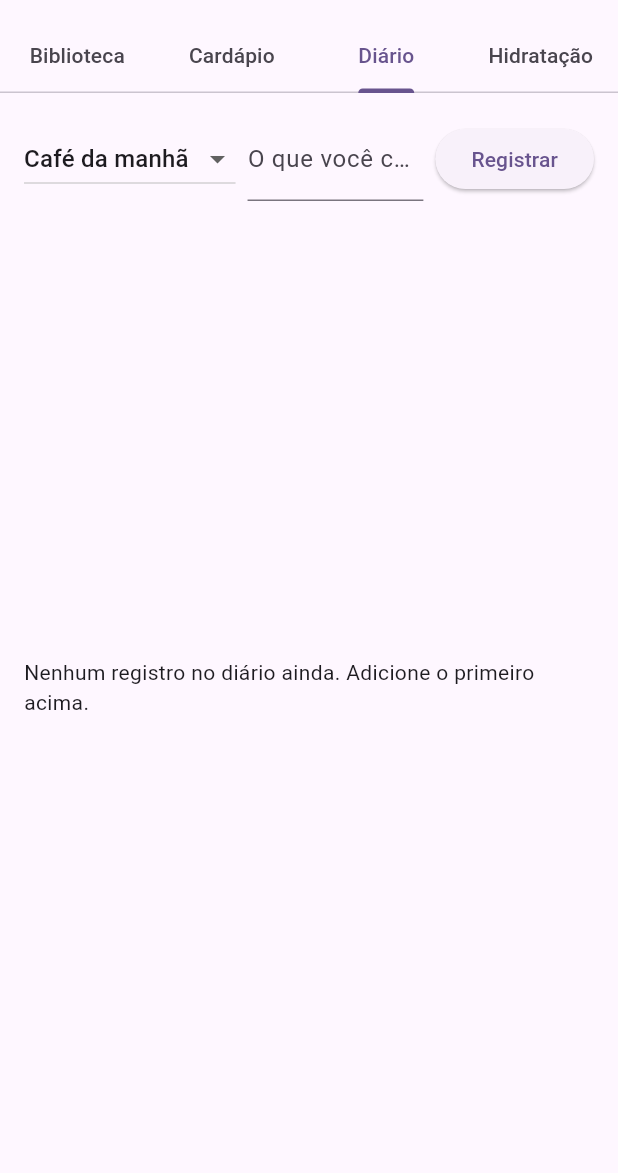
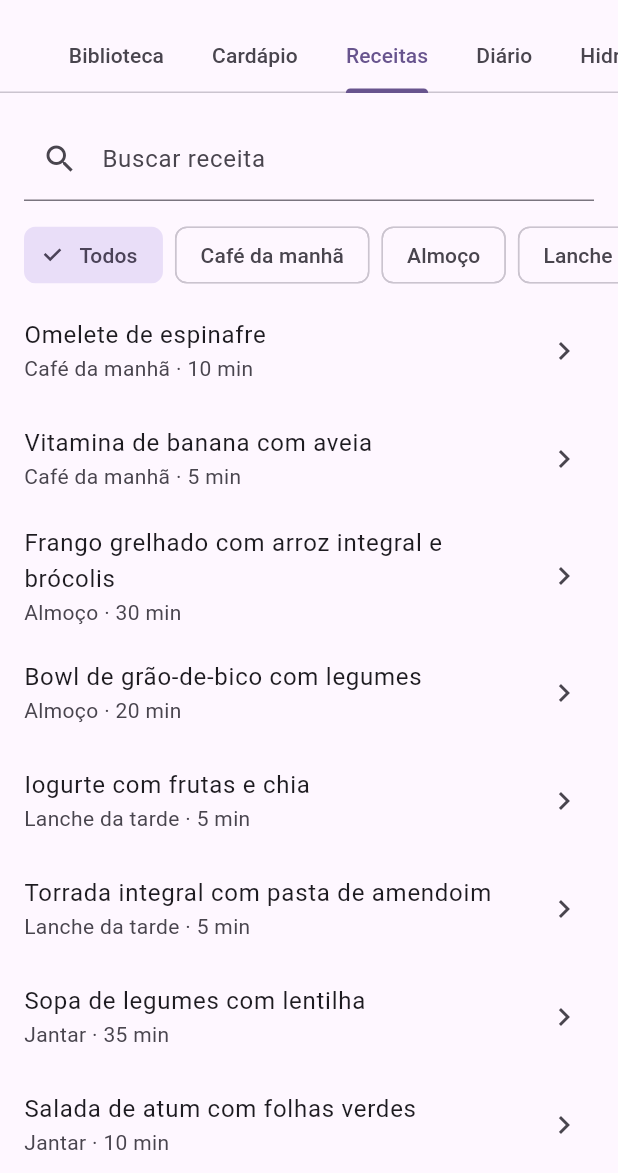
Before and after one commit to projetosales17-cloud/app-personal-trainer, a Flutter app: the AlimentacaoScreen screen opened directly, tab 3 chosen, on a phone screen of 412 x 824 dp, the part 63-1236 px from its top. Run offline on Flutter 3.47's test engine with Material 3 defaults, Android fonts, the phone set to English and light mode, and no system bars; our stand-ins replace shared_preferences; accounts and stored records are empty.

Commit message:
Adiciona biblioteca de receitas em Alimentação (#17)
Biblioteca v1 com 8 receitas (2 por tipo de refeição: café da manhã,
almoço, lanche da tarde, jantar), busca por palavra-chave + filtro por
tipo de refeição + filtro automático pelas restrições da anamnese,
mesmo padrão de BibliotecaAlimentosRepository. Sem informação
calórica, como o resto de Alimentação na v1.

AlimentacaoScreen ganha a aba "Receitas" (5 abas agora; TabBar virou
scrollable pra caber). Suplementação continua de fora — precisa de
validação de nutricionista antes de virar conteúdo real.

Bug pego no desenvolvimento: ReceitasView tem TextField de busca, então
precisa de um Scaffold ancestral nos testes isolados (mesmo problema já
visto com RegistroMedidasView/RegistroPesoView) — corrigido envolvendo
os testes em Scaffold.

Co-authored-by: projetosales17-cloud <projetosales17-cloud@users.noreply.github.com>

```diff
--- /dev/null
+++ b/lib/data/biblioteca_receitas.dart
@@ -0,0 +1,135 @@
+import '../models/receita.dart';
+
+/// Biblioteca v1 de receitas: 2 por tipo de refeição, como ponto de
+/// partida (ver briefing do produto — a expansão é esperada em versões
+/// futuras).
+const bibliotecaReceitas = <Receita>[
+  // Café da manhã
+  Receita(
+    id: 'omelete-de-espinafre',
+    titulo: 'Omelete de espinafre',
+    tipoRefeicao: TipoRefeicao.cafeDaManha,
+    tempoPreparoMinutos: 10,
+    porcoes: 1,
+    ingredientes: ['2 ovos', '1 punhado de espinafre picado', 'sal a gosto', '1 fio de azeite'],
+    modoPreparo:
+        'Bata os ovos com o sal. Aqueça o azeite em uma frigideira e refogue o '
+        'espinafre por 1 minuto. Adicione os ovos batidos e cozinhe em fogo '
+        'baixo até firmar, dobrando ao meio antes de servir.',
+    vegano: false,
+  ),
+  Receita(
+    id: 'vitamina-de-banana-com-aveia',
+    titulo: 'Vitamina de banana com aveia',
+    tipoRefeicao: TipoRefeicao.cafeDaManha,
+    tempoPreparoMinutos: 5,
+    porcoes: 1,
+    ingredientes: [
+      '1 banana',
+      '2 colheres de sopa de aveia em flocos',
+      '1 copo de bebida vegetal (ou leite comum, se preferir)',
+    ],
+    modoPreparo: 'Bata todos os ingredientes no liquidificador até ficar homogêneo. Sirva gelado.',
+  ),
+
+  // Almoço
+  Receita(
+    id: 'frango-arroz-integral-brocolis',
+    titulo: 'Frango grelhado com arroz integral e brócolis',
+    tipoRefeicao: TipoRefeicao.almoco,
+    tempoPreparoMinutos: 30,
+    porcoes: 2,
+    ingredientes: [
+      '2 filés de peito de frango',
+      '1 xícara de arroz integral cru',
+      '1 xícara de brócolis em floretes',
+      'sal, alho e azeite a gosto',
+    ],
+    modoPreparo:
+        'Tempere o frango com sal e alho e grelhe até dourar dos dois lados. '
+        'Cozinhe o arroz integral conforme instruções da embalagem. Cozinhe o '
+        'brócolis no vapor por 5 minutos. Sirva tudo junto.',
+    vegetariano: false,
+    vegano: false,
+  ),
+  Receita(
+    id: 'bowl-grao-de-bico-legumes',
+    titulo: 'Bowl de grão-de-bico com legumes',
+    tipoRefeicao: TipoRefeicao.almoco,
+    tempoPreparoMinutos: 20,
+    porcoes: 2,
+    ingredientes: [
+      '1 xícara de grão-de-bico cozido',
+      '1 cenoura ralada',
+      '1/2 abobrinha em cubos grelhados',
+      'azeite, limão e sal a gosto',
+    ],
+    modoPreparo:
+        'Grelhe a abobrinha em cubos até dourar. Misture com o grão-de-bico e '
+        'a cenoura ralada em uma tigela. Tempere com azeite, limão e sal.',
+  ),
+
+  // Lanche da tarde
+  Receita(
+    id: 'iogurte-com-frutas-e-chia',
+    titulo: 'Iogurte com frutas e chia',
+    tipoRefeicao: TipoRefeicao.lancheDaTarde,
+    tempoPreparoMinutos: 5,
+    porcoes: 1,
+    ingredientes: [
+      '1 pote de iogurte natural (ou iogurte vegetal, se preferir)',
+      '1/2 xícara de morangos picados',
+      '1 colher de sopa de chia',
+    ],
+    modoPreparo: 'Misture o iogurte com os morangos picados e finalize com a chia por cima.',
+    contemLactose: true,
+    vegano: false,
+  ),
+  Receita(
+    id: 'torrada-integral-pasta-de-amendoim',
+    titulo: 'Torrada integral com pasta de amendoim',
+    tipoRefeicao: TipoRefeicao.lancheDaTarde,
+    tempoPreparoMinutos: 5,
+    porcoes: 1,
+    ingredientes: ['2 fatias de pão integral', '1 colher de sopa de pasta de amendoim integral'],
+    modoPreparo: 'Toste o pão e espalhe a pasta de amendoim por cima.',
+    contemGluten: true,
+  ),
+
+  // Jantar
+  Receita(
+    id: 'sopa-de-legumes-com-lentilha',
+    titulo: 'Sopa de legumes com lentilha',
+    tipoRefeicao: TipoRefeicao.jantar,
+    tempoPreparoMinutos: 35,
+    porcoes: 2,
+    ingredientes: [
+      '1 xícara de lentilha crua',
+      '1 cenoura em cubos',
+      '1 abobrinha em cubos',
+      'sal e temperos a gosto',
+      'água suficiente para cobrir',
+    ],
+    modoPreparo:
+        'Refogue os legumes rapidamente, adicione a lentilha e água suficiente '
+        'para cobrir tudo. Cozinhe em fogo médio até a lentilha ficar macia, '
+        'cerca de 25 minutos. Ajuste o sal e os temperos ao final.',
+  ),
+  Receita(
+    id: 'salada-de-atum-com-folhas-verdes',
+    titulo: 'Salada de atum com folhas verdes',
+    tipoRefeicao: TipoRefeicao.jantar,
+    tempoPreparoMinutos: 10,
+    porcoes: 1,
+    ingredientes: [
+      '1 lata de atum em água',
+      'folhas verdes a gosto (alface, rúcula ou espinafre)',
+      '1 tomate em rodelas',
+      'azeite e limão a gosto',
+    ],
+    modoPreparo: 'Monte as folhas e o tomate em um prato, adicione o atum escorrido por cima e '
+        'tempere com azeite e limão.',
+    vegetariano: false,
+    vegano: false,
+  ),
+];
--- /dev/null
+++ b/lib/models/receita.dart
@@ -0,0 +1,41 @@
+enum TipoRefeicao { cafeDaManha, almoco, lancheDaTarde, jantar }
+
+extension TipoRefeicaoLabel on TipoRefeicao {
+  String get label => switch (this) {
+    TipoRefeicao.cafeDaManha => 'Café da manhã',
+    TipoRefeicao.almoco => 'Almoço',
+    TipoRefeicao.lancheDaTarde => 'Lanche da tarde',
+    TipoRefeicao.jantar => 'Jantar',
+  };
+}
+
+/// Uma receita da biblioteca. Sem informação calórica de propósito, como
+/// os demais conteúdos de Alimentação (ver briefing do produto — a v1 não
+/// faz contagem de calorias).
+class Receita {
+  const Receita({
+    required this.id,
+    required this.titulo,
+    required this.tipoRefeicao,
+    required this.tempoPreparoMinutos,
+    required this.porcoes,
+    required this.ingredientes,
+    required this.modoPreparo,
+    this.contemLactose = false,
+    this.contemGluten = false,
+    this.vegetariano = true,
+    this.vegano = true,
+  });
+
+  final String id;
+  final String titulo;
+  final TipoRefeicao tipoRefeicao;
+  final int tempoPreparoMinutos;
+  final int porcoes;
+  final List<String> ingredientes;
+  final String modoPreparo;
+  final bool contemLactose;
+  final bool contemGluten;
+  final bool vegetariano;
+  final bool vegano;
+}
--- a/lib/screens/alimentacao_screen.dart
+++ b/lib/screens/alimentacao_screen.dart
@@ -4,23 +4,26 @@ import 'biblioteca_alimentos_view.dart';
 import 'diario_alimentar_view.dart';
 import 'hidratacao_view.dart';
 import 'meu_cardapio_view.dart';
+import 'receitas_view.dart';
 
-/// Receitas e suplementação ainda não foram implementados (ver briefing do
-/// produto).
+/// Suplementação ainda não foi implementada (ver briefing do produto —
+/// precisa de validação de nutricionista antes de virar conteúdo real).
 class AlimentacaoScreen extends StatelessWidget {
   const AlimentacaoScreen({super.key});
 
   @override
   Widget build(BuildContext context) {
     return DefaultTabController(
-      length: 4,
+      length: 5,
       child: Scaffold(
         appBar: AppBar(
           title: const Text('Alimentação'),
           bottom: const TabBar(
+            isScrollable: true,
             tabs: [
               Tab(text: 'Biblioteca'),
               Tab(text: 'Cardápio'),
+              Tab(text: 'Receitas'),
               Tab(text: 'Diário'),
               Tab(text: 'Hidratação'),
             ],
@@ -30,6 +33,7 @@ class AlimentacaoScreen extends StatelessWidget {
           children: [
             BibliotecaAlimentosView(),
             MeuCardapioView(),
+            ReceitasView(),
             DiarioAlimentarView(),
             HidratacaoView(),
           ],
--- /dev/null
+++ b/lib/screens/receita_detalhe_screen.dart
@@ -0,0 +1,48 @@
+import 'package:flutter/material.dart';
+
+import '../models/receita.dart';
+
+class ReceitaDetalheScreen extends StatelessWidget {
+  const ReceitaDetalheScreen({super.key, required this.receita});
+
+  final Receita receita;
+
+  @override
+  Widget build(BuildContext context) {
+    return Scaffold(
+      appBar: AppBar(title: Text(receita.titulo)),
+      body: ListView(
+        padding: const EdgeInsets.all(24),
+        children: [
+          Wrap(
+            spacing: 8,
+            runSpacing: 8,
+            children: [
+              Chip(label: Text(receita.tipoRefeicao.label)),
+              Chip(label: Text('${receita.tempoPreparoMinutos} min')),
+              Chip(label: Text('${receita.porcoes} porção(ões)')),
+              if (receita.contemLactose) const Chip(label: Text('Contém lactose')),
+              if (receita.contemGluten) const Chip(label: Text('Contém glúten')),
+              if (receita.vegano)
+                const Chip(label: Text('Vegano'))
+              else if (receita.vegetariano)
+                const Chip(label: Text('Vegetariano')),
+            ],
+          ),
+          const SizedBox(height: 24),
+          Text('Ingredientes', style: Theme.of(context).textTheme.titleMedium),
+          const SizedBox(height: 8),
+          for (final ingrediente in receita.ingredientes)
+            Padding(
+              padding: const EdgeInsets.only(bottom: 4),
+              child: Text('• $ingrediente'),
+            ),
+          const SizedBox(height: 24),
+          Text('Modo de preparo', style: Theme.of(context).textTheme.titleMedium),
+          const SizedBox(height: 8),
+          Text(receita.modoPreparo, style: Theme.of(context).textTheme.bodyLarge),
+        ],
+      ),
+    );
+  }
+}
--- /dev/null
+++ b/lib/screens/receitas_view.dart
@@ -0,0 +1,136 @@
+import 'package:flutter/material.dart';
+
+import '../models/receita.dart';
+import '../services/anamnese_repository.dart';
+import '../services/biblioteca_receitas_repository.dart';
+import 'receita_detalhe_screen.dart';
+
+class ReceitasView extends StatefulWidget {
+  ReceitasView({
+    super.key,
+    BibliotecaReceitasRepository? repositorio,
+    AnamneseRepository? anamneseRepositorio,
+  }) : repositorio = repositorio ?? BibliotecaReceitasRepository(),
+       anamneseRepositorio = anamneseRepositorio ?? AnamneseRepository();
+
+  final BibliotecaReceitasRepository repositorio;
+  final AnamneseRepository anamneseRepositorio;
+
+  @override
+  State<ReceitasView> createState() => _ReceitasViewState();
+}
+
+class _ReceitasViewState extends State<ReceitasView> {
+  TipoRefeicao? _filtro;
+  final _controladorBusca = TextEditingController();
+  String _busca = '';
+  late final Future<List<String>> _restricoesFuture = _carregarRestricoes();
+
+  Future<List<String>> _carregarRestricoes() async {
+    final anamnese = await widget.anamneseRepositorio.carregar();
+    return anamnese?.restricoesAlimentares ?? const [];
+  }
+
+  @override
+  void dispose() {
+    _controladorBusca.dispose();
+    super.dispose();
+  }
+
+  @override
+  Widget build(BuildContext context) {
+    return FutureBuilder<List<String>>(
+      future: _restricoesFuture,
+      builder: (context, snapshot) {
+        if (snapshot.connectionState != ConnectionState.done) {
+          return const Center(child: CircularProgressIndicator());
+        }
+
+        final restricoes = snapshot.data ?? const [];
+        final receitas = widget.repositorio.filtrar(
+          tipoRefeicao: _filtro,
+          restricoesUsuaria: restricoes,
+          busca: _busca,
+        );
+
+        return Column(
+          children: [
+            Padding(
+              padding: const EdgeInsets.fromLTRB(16, 16, 16, 8),
+              child: TextField(
+                key: const Key('campo-busca-receitas'),
+                controller: _controladorBusca,
+                decoration: const InputDecoration(
+                  labelText: 'Buscar receita',
+                  prefixIcon: Icon(Icons.search),
+                ),
+                onChanged: (valor) => setState(() => _busca = valor),
+              ),
+            ),
+            SizedBox(
+              height: 56,
+              child: ListView(
+                key: const Key('filtro-tipo-refeicao'),
+                scrollDirection: Axis.horizontal,
+                padding: const EdgeInsets.symmetric(horizontal: 16, vertical: 8),
+                children: [
+                  Padding(
+                    padding: const EdgeInsets.only(right: 8),
+                    child: FilterChip(
+                      label: const Text('Todos'),
+                      selected: _filtro == null,
+                      onSelected: (_) => setState(() => _filtro = null),
+                    ),
+                  ),
+                  for (final tipo in TipoRefeicao.values)
+                    Padding(
+                      padding: const EdgeInsets.only(right: 8),
+                      child: FilterChip(
+                        label: Text(tipo.label),
+                        selected: _filtro == tipo,
+                        onSelected: (_) => setState(() => _filtro = tipo),
+                      ),
+                    ),
+                ],
+              ),
+            ),
+            if (restricoes.isNotEmpty)
+              Padding(
+                padding: const EdgeInsets.fromLTRB(16, 0, 16, 8),
+                child: Align(
+                  alignment: Alignment.centerLeft,
+                  child: Text(
+                    'Filtrado para suas restrições: ${restricoes.join(", ")}',
+                    style: Theme.of(context).textTheme.bodySmall,
+                  ),
+                ),
+              ),
+            Expanded(
+              child: receitas.isEmpty
+                  ? const Center(child: Text('Nenhuma receita encontrada.'))
+                  : ListView.builder(
+                      key: const Key('lista-receitas'),
+                      itemCount: receitas.length,
+                      itemBuilder: (context, indice) {
+                        final receita = receitas[indice];
+                        return ListTile(
+                          title: Text(receita.titulo),
+                          subtitle: Text(
+                            '${receita.tipoRefeicao.label} · ${receita.tempoPreparoMinutos} min',
+                          ),
+                          trailing: const Icon(Icons.chevron_right),
+                          onTap: () => Navigator.of(context).push(
+                            MaterialPageRoute(
+                              builder: (_) => ReceitaDetalheScreen(receita: receita),
+                            ),
+                          ),
+                        );
+                      },
+                    ),
+            ),
+          ],
+        );
+      },
+    );
+  }
+}
--- /dev/null
+++ b/lib/services/biblioteca_receitas_repository.dart
@@ -0,0 +1,44 @@
+import '../data/biblioteca_receitas.dart';
+import '../models/receita.dart';
+
+/// A restrição "Diabetes" (ver onboarding) ainda não tem regra de filtro
+/// própria aqui, mesma decisão já tomada em `BibliotecaAlimentosRepository`.
+class BibliotecaReceitasRepository {
+  List<Receita> todos() => bibliotecaReceitas;
+
+  List<Receita> filtrar({
+    TipoRefeicao? tipoRefeicao,
+    List<String> restricoesUsuaria = const [],
+    String busca = '',
+  }) {
+    final termo = busca.trim().toLowerCase();
+    return bibliotecaReceitas.where((receita) {
+      if (tipoRefeicao != null && receita.tipoRefeicao != tipoRefeicao) {
+        return false;
+      }
+      if (restricoesUsuaria.contains('Lactose') && receita.contemLactose) {
+        return false;
+      }
+      if (restricoesUsuaria.contains('Glúten') && receita.contemGluten) {
+        return false;
+      }
+      if (restricoesUsuaria.contains('Vegetariana') && !receita.vegetariano) {
+        return false;
+      }
+      if (restricoesUsuaria.contains('Vegana') && !receita.vegano) {
+        return false;
+      }
+      if (termo.isNotEmpty && !receita.titulo.toLowerCase().contains(termo)) {
+        return false;
+      }
+      return true;
+    }).toList();
+  }
+
+  Receita? porId(String id) {
+    for (final receita in bibliotecaReceitas) {
+      if (receita.id == id) return receita;
+    }
+    return null;
+  }
+}
```
Also changed, not shown: 3 other files.
